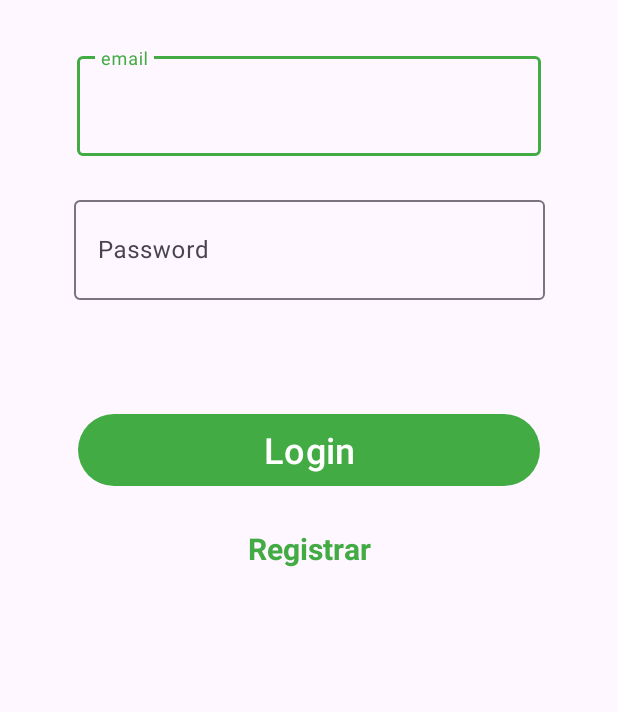
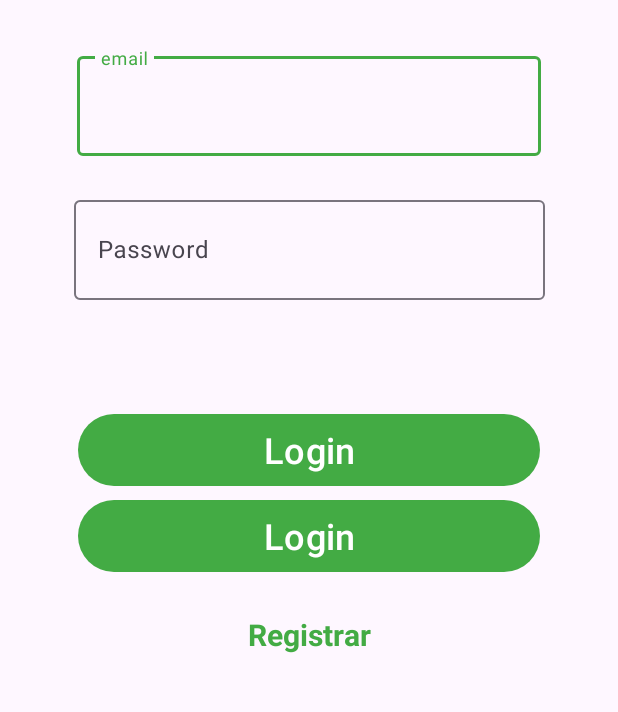
Before and after one commit to alonsofdez23/todo-android, an Android app: the screen it shows after launch (Login), on a phone screen of 412 x 824 dp, the part 199-911 px from its top. Run offline under Robolectric (Android 15) with nearby library versions, the phone set to English and light mode, and no system bars; our stand-ins replace Firebase (no records; nobody signed in at launch, a user with empty details on screens opened directly).

Commit message:
add google sign in

```diff
--- a/app/build.gradle.kts
+++ b/app/build.gradle.kts
@@ -50,6 +50,9 @@ dependencies {
     implementation("com.google.firebase:firebase-auth")
     implementation("com.google.firebase:firebase-firestore")
 
+    // Also add the dependency for the Google Play services library and specify its version
+    implementation("com.google.android.gms:play-services-auth:20.7.0")
+
 
     // Add the dependencies for any other desired Firebase products
     // https://firebase.google.com/docs/android/setup#available-libraries
--- a/app/src/main/java/com/example/todolist/Login.java
+++ b/app/src/main/java/com/example/todolist/Login.java
@@ -1,6 +1,7 @@
 package com.example.todolist;
 
 import androidx.annotation.NonNull;
+import androidx.annotation.Nullable;
 import androidx.appcompat.app.AppCompatActivity;
 
 import android.content.Intent;
@@ -15,13 +16,22 @@ import android.widget.EditText;
 import android.widget.TextView;
 import android.widget.Toast;
 
+import com.google.android.gms.auth.api.signin.GoogleSignIn;
+import com.google.android.gms.auth.api.signin.GoogleSignInAccount;
+import com.google.android.gms.auth.api.signin.GoogleSignInClient;
+import com.google.android.gms.auth.api.signin.GoogleSignInOptions;
+import com.google.android.gms.common.api.ApiException;
 import com.google.android.gms.tasks.OnCompleteListener;
 import com.google.android.gms.tasks.Task;
+import com.google.firebase.auth.AuthCredential;
 import com.google.firebase.auth.AuthResult;
 import com.google.firebase.auth.FirebaseAuth;
+import com.google.firebase.auth.GoogleAuthProvider;
 
 public class Login extends AppCompatActivity {
     Button botonLogin;
+    Button botonGoogle;
+    GoogleSignInClient client;
     TextView botonRegistro;
     private FirebaseAuth mAuth;
     EditText emailText, passText;
@@ -32,6 +42,23 @@ public class Login extends AppCompatActivity {
         setContentView(R.layout.activity_login);
 
         getSupportActionBar().hide();
+
+        // Login Google
+        Button btnGoogle = findViewById(R.id.botonGoogle);
+        GoogleSignInOptions options = new GoogleSignInOptions.Builder(GoogleSignInOptions.DEFAULT_SIGN_IN)
+                .requestIdToken(getString(R.string.client_id))
+                .requestEmail()
+                .build();
+
+        client = GoogleSignIn.getClient(this, options);
+
+        btnGoogle.setOnClickListener(new View.OnClickListener() {
+            @Override
+            public void onClick(View view) {
+                Intent intent = client.getSignInIntent();
+                startActivityForResult(intent, 1234);
+            }
+        });
 
         // Inicializar Firebase Auth
         mAuth = FirebaseAuth.getInstance();
@@ -103,6 +130,36 @@ public class Login extends AppCompatActivity {
         });
     }
 
+    @Override
+    protected void onActivityResult(int requestCode, int resultCode, @Nullable Intent data) {
+        super.onActivityResult(requestCode, resultCode, data);
+        if (requestCode == 1234) {
+            Task<GoogleSignInAccount> task = GoogleSignIn.getSignedInAccountFromIntent(data);
+            try {
+                GoogleSignInAccount account = task.getResult(ApiException.class);
+
+                AuthCredential credential = GoogleAuthProvider.getCredential(account.getIdToken(), null);
+                FirebaseAuth.getInstance().signInWithCredential(credential)
+                        .addOnCompleteListener(new OnCompleteListener<AuthResult>() {
+                            @Override
+                            public void onComplete(@NonNull Task<AuthResult> task) {
+                                if (task.isSuccessful()) {
+                                    toastOk("Bienvenido " + account.getDisplayName());
+                                    Intent intent = new Intent(getApplicationContext(), MainActivity.class);
+                                    startActivity(intent);
+                                } else {
+                                    toastError(task.getException().getMessage());
+                                }
+                            }
+                        });
+
+            } catch (ApiException e) {
+                throw new RuntimeException(e);
+            }
+
+        }
+    }
+
     public void toastOk(String msg) {
         LayoutInflater layoutInflater = getLayoutInflater();
         View view = layoutInflater.inflate(R.layout.custom_toast_ok, (ViewGroup) findViewById(R.id.llCustomToastOk));
--- a/app/src/main/res/layout/activity_login.xml
+++ b/app/src/main/res/layout/activity_login.xml
@@ -70,6 +70,18 @@
         app:layout_constraintStart_toStartOf="parent"
         app:layout_constraintTop_toBottomOf="@+id/textInputLayout" />
 
+    <Button
+        android:id="@+id/botonGoogle"
+        android:layout_width="308dp"
+        android:layout_height="56dp"
+        android:layout_marginTop="1dp"
+        android:text="@string/login"
+        android:textColor="@color/white"
+        android:textSize="24sp"
+        app:layout_constraintEnd_toEndOf="parent"
+        app:layout_constraintStart_toStartOf="parent"
+        app:layout_constraintTop_toBottomOf="@+id/botonLogin" />
+
     <TextView
         android:id="@+id/botonRegistro"
         android:layout_width="wrap_content"
@@ -81,6 +93,6 @@
         android:textStyle="bold"
         app:layout_constraintEnd_toEndOf="parent"
         app:layout_constraintStart_toStartOf="parent"
-        app:layout_constraintTop_toBottomOf="@+id/botonLogin" />
+        app:layout_constraintTop_toBottomOf="@+id/botonGoogle" />
 
 </androidx.constraintlayout.widget.ConstraintLayout>
--- a/app/src/main/res/values/strings.xml
+++ b/app/src/main/res/values/strings.xml
@@ -9,4 +9,5 @@
     <string name="logout">logout</string>
     <string name="tarea">Tarea</string>
     <string name="done">Done</string>
+    <string name="client_id">143339528072-rfursqc56arh8u1bhtajo1pjtdhi9bo9.apps.googleusercontent.com</string>
 </resources>
--- a/build.gradle.kts
+++ b/build.gradle.kts
@@ -1,3 +1,8 @@
+buildscript {
+    dependencies {
+        classpath("com.google.gms:google-services:4.4.0")
+    }
+}
 // Top-level build file where you can add configuration options common to all sub-projects/modules.
 plugins {
     id("com.android.application") version "8.1.3" apply false
```
Also changed, not shown: 1 other file.
